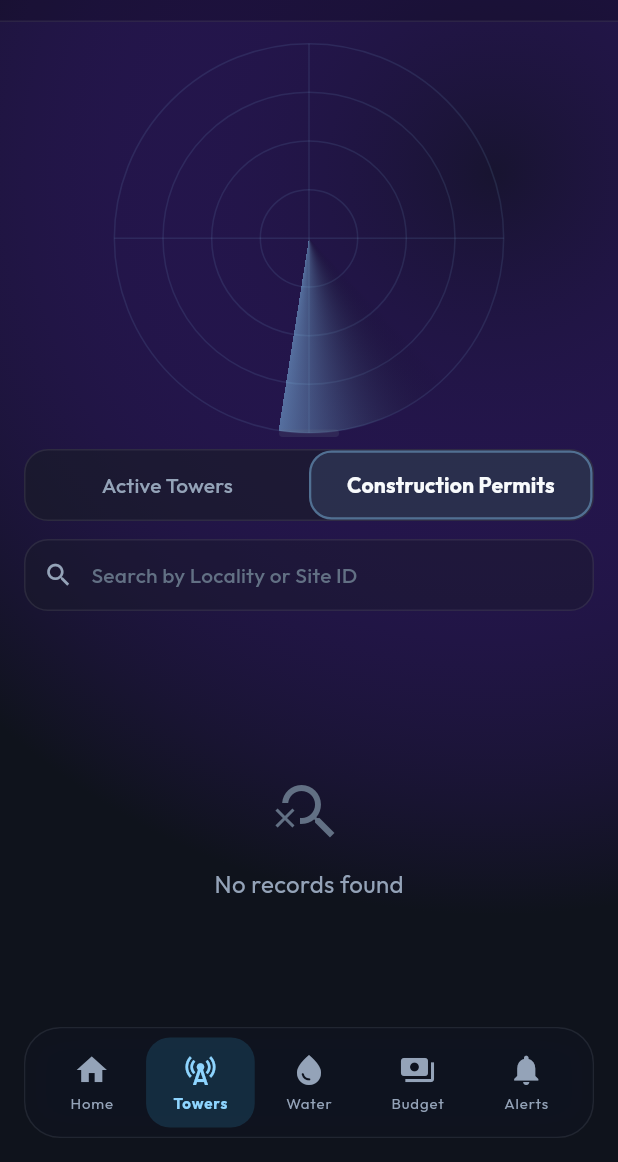
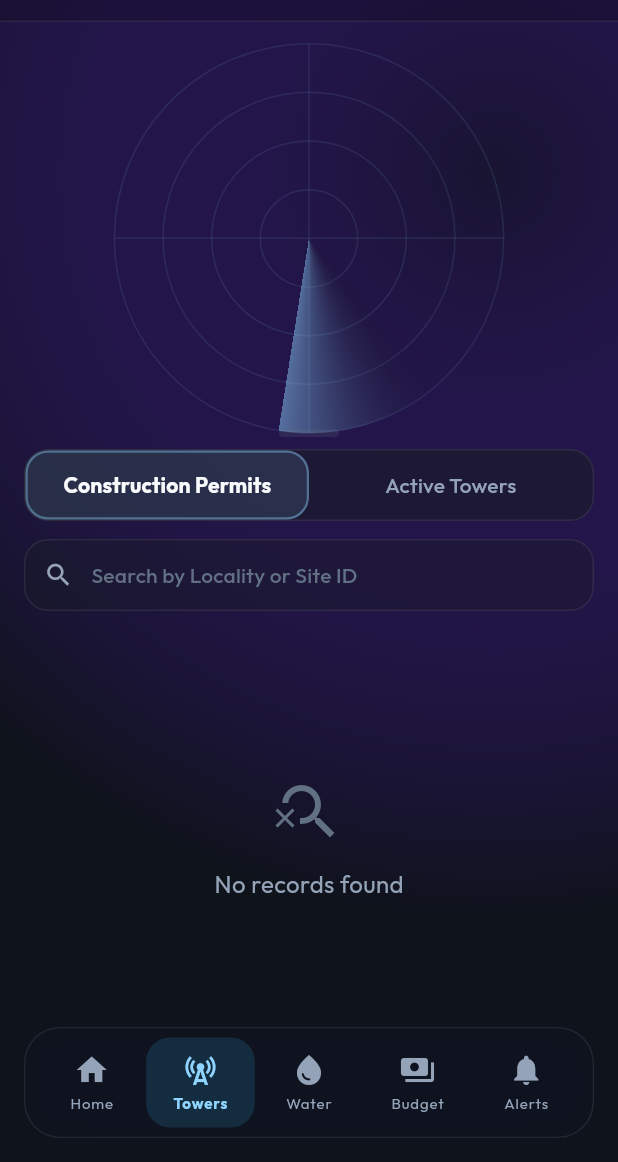
Before and after one commit to assafbz/PlainSightIL, a Flutter app: the screen it shows after launch, after a tap on the "menu" icon, after a tap on "HE", after a tap on "Cellular Antennas", on a phone screen of 412 x 824 dp, the part 74-1236 px from its top. Run offline on Flutter 3.47's test engine with Material 3 defaults, Android fonts, the phone set to English and light mode, and no system bars; our stand-ins replace cloud_firestore, firebase_core, google_fonts; accounts and stored records are empty.

Commit message:
feat(ui): swap segment control order so Construction Permits is index 0 and Active Towers is index 1

```diff
--- a/client/lib/features/towers/presentation/pages/towers_page.dart
+++ b/client/lib/features/towers/presentation/pages/towers_page.dart
@@ -14,7 +14,7 @@ class TowersScreen extends StatefulWidget {
 }
 
 class _TowersScreenState extends State<TowersScreen> with SingleTickerProviderStateMixin {
-  int _selectedFilterIndex = 1; // 0: Active, 1: Construction Permits (Default)
+  int _selectedFilterIndex = 0; // 0: Construction Permits (Default), 1: Active Towers
   String _searchQuery = '';
   final TextEditingController _searchController = TextEditingController();
   late AnimationController _radarController;
@@ -72,7 +72,7 @@ class _TowersScreenState extends State<TowersScreen> with SingleTickerProviderSt
               animation: _radarController,
               builder: (context, _) {
                 // Dynamically pull coordinate dots from active collection
-                final records = _selectedFilterIndex == 1
+                final records = _selectedFilterIndex == 0
                     ? appState.permitRecords
                     : <Map<String, dynamic>>[];
                 return CustomPaint(
@@ -122,12 +122,12 @@ class _TowersScreenState extends State<TowersScreen> with SingleTickerProviderSt
                       _buildSegmentItem(
                         context,
                         index: 0,
-                        label: appState.translate('towers_active_label'),
+                        label: appState.translate('towers_permit_label'),
                       ),
                       _buildSegmentItem(
                         context,
                         index: 1,
-                        label: appState.translate('towers_permit_label'),
+                        label: appState.translate('towers_active_label'),
                       ),
                     ],
                   ),
@@ -242,7 +242,7 @@ class _TowersScreenState extends State<TowersScreen> with SingleTickerProviderSt
   Widget _buildRecordsList(BuildContext context) {
     final appState = widget.appState;
 
-    if (_selectedFilterIndex == 0) {
+    if (_selectedFilterIndex == 1) {
       if (AppStateNotifier.isTesting) {
         final filtered = _filterRecords([
           {
--- a/client/lib/main.dart
+++ b/client/lib/main.dart
@@ -5,8 +5,25 @@ import 'package:plainsight/core/state/app_state.dart';
 import 'package:plainsight/core/theme/design_system.dart';
 import 'package:plainsight/features/dashboard/presentation/pages/dashboard_page.dart';
 import 'package:plainsight/features/towers/presentation/pages/towers_page.dart';
+import 'package:firebase_core/firebase_core.dart';
+import 'package:cloud_firestore/cloud_firestore.dart';
 
-void main() {
+void main() async {
+  WidgetsFlutterBinding.ensureInitialized();
+  try {
+    await Firebase.initializeApp(
+      options: const FirebaseOptions(
+        apiKey: "demo-api-key",
+        appId: "demo-app-id",
+        messagingSenderId: "demo-sender-id",
+        projectId: "demo-plainsightil",
+      ),
+    );
+    // Connect to local Firestore emulator
+    FirebaseFirestore.instance.useFirestoreEmulator('localhost', 8081);
+  } catch (e) {
+    debugPrint("Firebase initialization warning: $e");
+  }
   runApp(const MyApp());
 }
 
```
